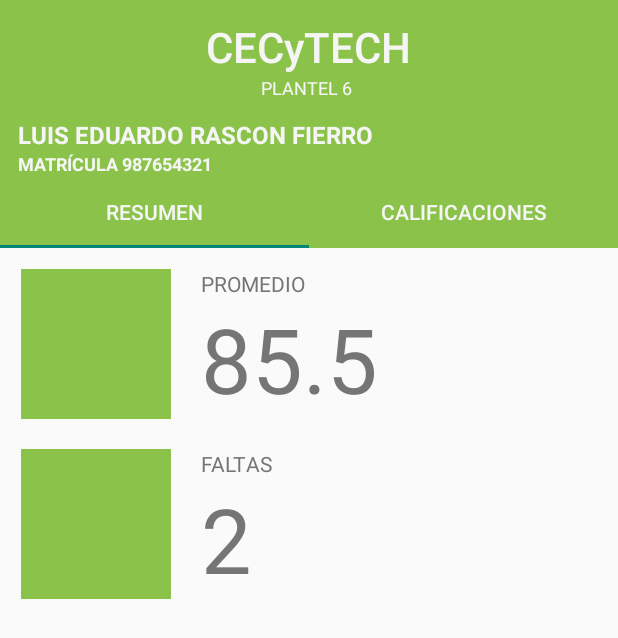
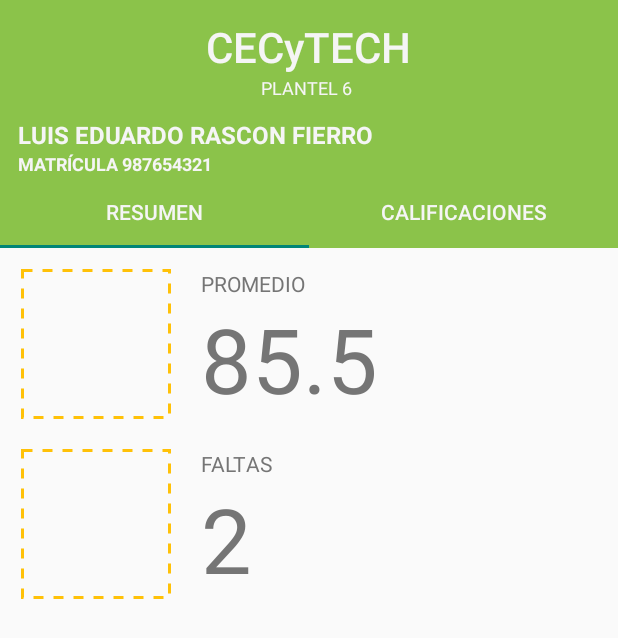
Before and after one commit to eduardorascon/escuela, an Android app: the screen it shows after launch (MainActivity), on a phone screen of 412 x 824 dp. Shown: the top 638 px of the screen. Run offline under Robolectric (Android 15) with nearby library versions, the phone set to English and light mode, and no system bars.

Commit message:
Dotted border added to image.

```diff
--- /dev/null
+++ b/app/src/main/res/drawable/image_border.xml
@@ -0,0 +1,13 @@
+<?xml version="1.0" encoding="utf-8"?>
+<shape xmlns:android="http://schemas.android.com/apk/res/android">
+    <stroke
+        android:width="2dp"
+        android:color="@color/colorAccent"
+        android:dashGap="10px"
+        android:dashWidth="10px" />
+    <padding
+        android:bottom="1dp"
+        android:left="1dp"
+        android:right="1dp"
+        android:top="1dp" />
+</shape>
--- a/app/src/main/res/layout/fragment_general_info.xml
+++ b/app/src/main/res/layout/fragment_general_info.xml
@@ -16,7 +16,8 @@
             android:id="@+id/icon_average"
             android:layout_width="100dp"
             android:layout_height="100dp"
-            android:background="@color/primary" />
+            android:background="@drawable/image_border"
+            android:padding="1dp" />
 
         <TextView
             android:id="@+id/textView8"
@@ -54,7 +55,8 @@
             android:id="@+id/icon_abcense"
             android:layout_width="100dp"
             android:layout_height="100dp"
-            android:background="@color/primary" />
+            android:background="@drawable/image_border"
+            android:padding="1dp" />
 
         <TextView
             android:id="@+id/textView9"
```
